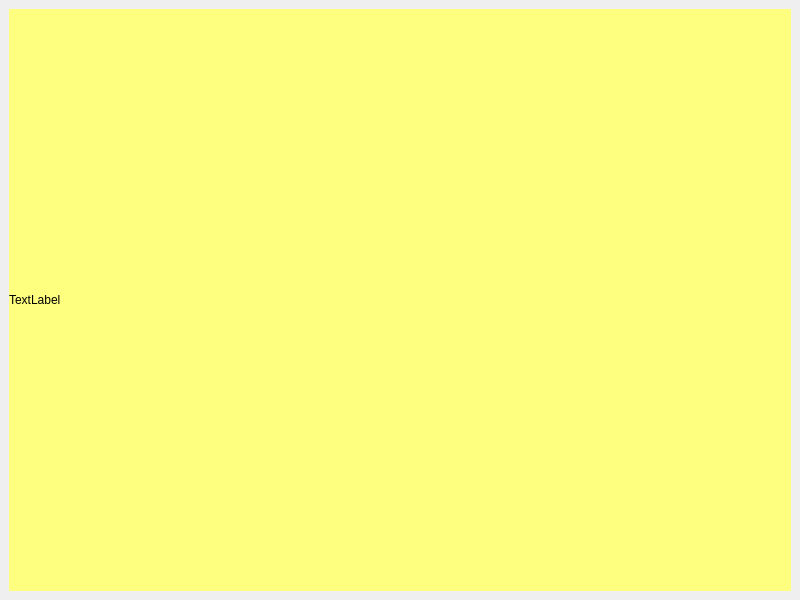
Qt form general.ui (semihsevinc/HEPP) before a commit.
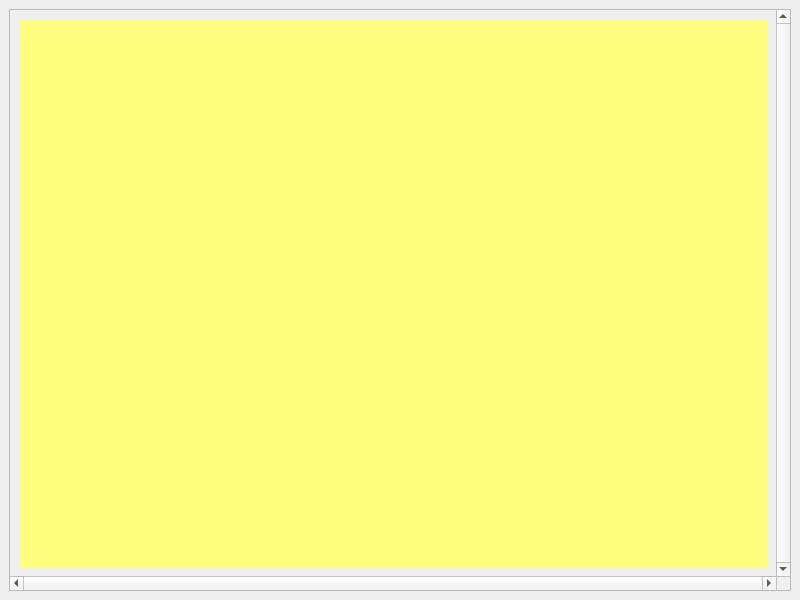
The same form after that commit.

```diff
--- a/general.ui
+++ b/general.ui
@@ -16,13 +16,41 @@
   <widget class="QWidget" name="centralwidget">
    <layout class="QGridLayout" name="gridLayout">
     <item row="0" column="0">
-     <widget class="QLabel" name="label_general">
-      <property name="styleSheet">
-       <string notr="true">background-color: rgb(255, 255, 127);</string>
+     <widget class="QScrollArea" name="scrollArea">
+      <property name="verticalScrollBarPolicy">
+       <enum>Qt::ScrollBarAlwaysOn</enum>
       </property>
-      <property name="text">
-       <string>TextLabel</string>
+      <property name="horizontalScrollBarPolicy">
+       <enum>Qt::ScrollBarAlwaysOn</enum>
       </property>
+      <property name="sizeAdjustPolicy">
+       <enum>QAbstractScrollArea::AdjustToContents</enum>
+      </property>
+      <property name="widgetResizable">
+       <bool>true</bool>
+      </property>
+      <widget class="QWidget" name="scrollAreaWidgetContents">
+       <property name="geometry">
+        <rect>
+         <x>0</x>
+         <y>0</y>
+         <width>763</width>
+         <height>563</height>
+        </rect>
+       </property>
+       <layout class="QGridLayout" name="gridLayout_2">
+        <item row="0" column="0">
+         <widget class="QLabel" name="label">
+          <property name="styleSheet">
+           <string notr="true">background-color: rgb(255, 255, 127);</string>
+          </property>
+          <property name="text">
+           <string/>
+          </property>
+         </widget>
+        </item>
+       </layout>
+      </widget>
      </widget>
     </item>
    </layout>
```
